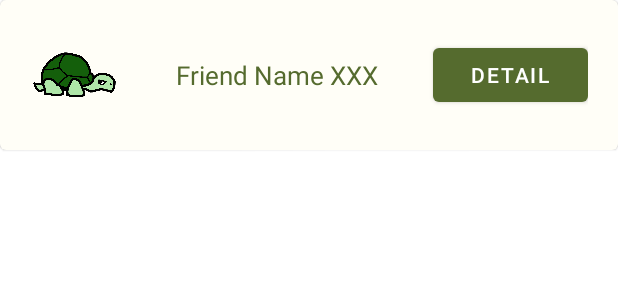
After one commit to LiangL2020/NotLonesomeGeorge, an Android app: the layout item_achievement.xml on its own in the app's theme, with its tools: preview values and no code run, on a phone screen of 412 x 824 dp. The commit adds this screen. Shown: the top 300 px of the screen. Run offline under Robolectric (Android 15) with nearby library versions, the phone set to English and light mode, and no system bars.

Commit message:
some achievement recyclerview initiated

```diff
--- /dev/null
+++ b/app/src/main/java/com/example/notlonesomegeorge/Achievement.kt
@@ -0,0 +1,5 @@
+package com.example.notlonesomegeorge
+
+data class Achievement(val name: String){
+
+}
--- /dev/null
+++ b/app/src/main/res/layout/item_achievement.xml
@@ -0,0 +1,66 @@
+<?xml version="1.0" encoding="utf-8"?>
+<androidx.constraintlayout.widget.ConstraintLayout xmlns:android="http://schemas.android.com/apk/res/android"
+    android:layout_width="match_parent"
+    android:layout_height="match_parent"
+    xmlns:app="http://schemas.android.com/apk/res-auto"
+    xmlns:tools="http://schemas.android.com/tools">
+
+    <com.google.android.material.card.MaterialCardView
+        android:id="@+id/achievementsCard"
+        android:layout_width="match_parent"
+        android:layout_height="100dp"
+        app:layout_constraintTop_toTopOf="parent"
+        app:layout_constraintStart_toStartOf="parent"
+        app:layout_constraintEnd_toEndOf="parent"
+        android:clickable="true"
+        android:focusable="true"
+        android:checkable="true"
+        >
+
+        <androidx.constraintlayout.widget.ConstraintLayout
+            android:layout_width="match_parent"
+            android:layout_height="wrap_content"
+            android:background="@color/olive_super_light_yellow">
+
+            <LinearLayout
+                android:layout_width="match_parent"
+                android:layout_height="match_parent"
+                android:layout_marginStart="20dp"
+                android:layout_marginEnd="20dp"
+                android:orientation="horizontal">
+
+                <ImageView
+                    android:id="@+id/friend_img"
+                    android:layout_width="0dp"
+                    android:layout_height="wrap_content"
+                    android:layout_weight="4"
+                    android:contentDescription="@string/friend_tortoise_img"
+                    app:srcCompat="@drawable/tortoise" />
+
+                <TextView
+                    android:id="@+id/friend_name"
+                    android:layout_width="wrap_content"
+                    android:layout_height="wrap_content"
+                    android:layout_weight="5"
+                    android:text="@string/friend_tortoise_name"
+                    android:textAlignment="center"
+                    android:textSize="17dp"
+                    android:textColor="@color/olive_dark_green"
+                    android:layout_gravity="center"/>
+
+                <Button
+                    android:id="@+id/friend_description_btn"
+                    android:layout_width="wrap_content"
+                    android:layout_height="wrap_content"
+                    android:layout_weight="1"
+                    android:layout_gravity="center"
+                    android:text="@string/friend_description_BTN" />
+
+            </LinearLayout>
+
+
+        </androidx.constraintlayout.widget.ConstraintLayout>
+
+    </com.google.android.material.card.MaterialCardView>
+
+</androidx.constraintlayout.widget.ConstraintLayout>
--- a/app/src/main/res/values/strings.xml
+++ b/app/src/main/res/values/strings.xml
@@ -20,4 +20,10 @@
     <!-- main activity george -->
     <string name="george_view">LONESOME GEORGE</string>
 
+    <!-- achievements activity -->
+    <string name="ach_display">Achievements</string>
+    <string name="friend_tortoise_img">Tortoise IMG</string>
+    <string name="friend_tortoise_name">Friend Name XXX</string>
+    <string name="friend_description_BTN">Detail</string>
+
 </resources>
```
Also changed, not shown: app/src/main/java/com/example/notlonesomegeorge/AchievementAdapter.kt (added, +83 -0 lines), app/src/main/java/com/example/notlonesomegeorge/MainActivity.kt (+24 -0 lines), app/src/main/res/layout/activity_achievements.xml (+27 -10 lines).
